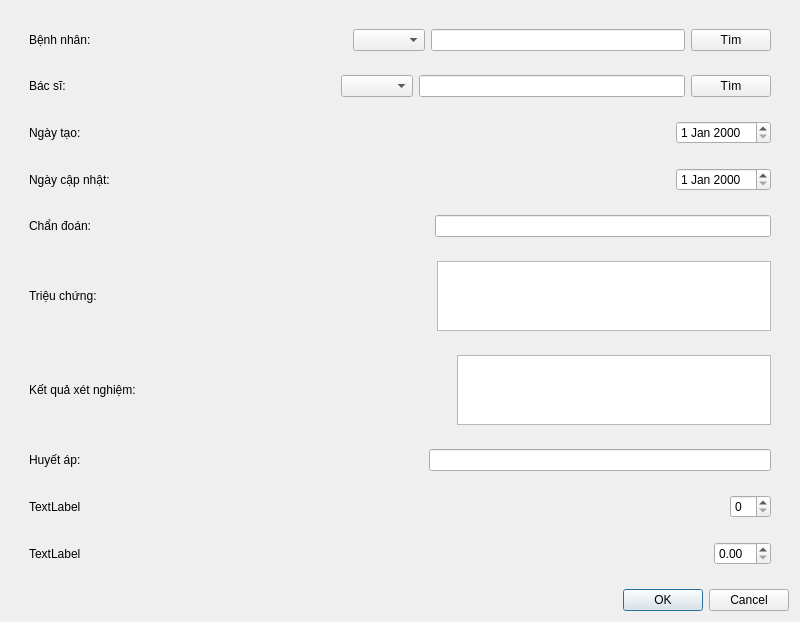
The window that gui/addeditmedicalrecorddialog.ui (VanBao6002/PBL2_Appointment_Scheduling_System) describes before a commit, drawn with Qt 5.
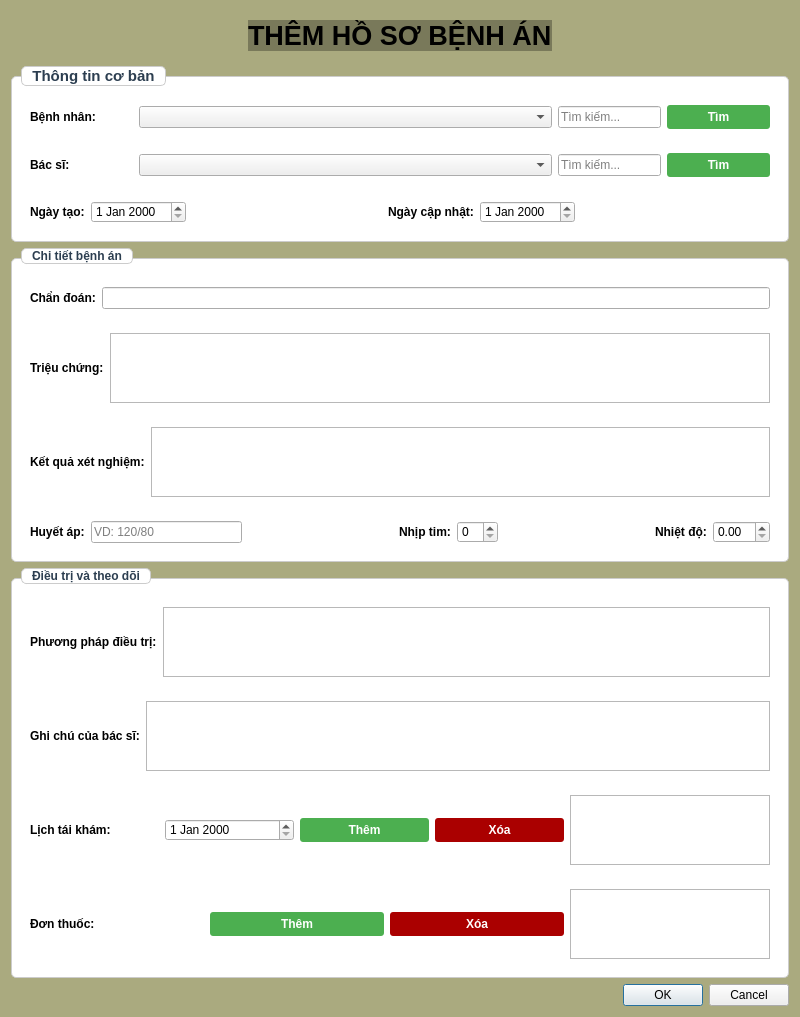
The same window after the commit.

Commit message: medical records almost done

Diff of the .ui file:
```diff
--- a/gui/addeditmedicalrecorddialog.ui
+++ b/gui/addeditmedicalrecorddialog.ui
@@ -7,23 +7,147 @@
     <x>0</x>
     <y>0</y>
     <width>800</width>
-    <height>600</height>
+    <height>963</height>
    </rect>
   </property>
+  <property name="focusPolicy">
+   <enum>Qt::FocusPolicy::TabFocus</enum>
+  </property>
   <property name="windowTitle">
-   <string>Dialog</string>
+   <string>Hồ Sơ Bệnh Án</string>
   </property>
-  <layout class="QVBoxLayout" name="verticalLayout_3">
+  <property name="styleSheet">
+   <string notr="true">QDialog {
+    background-color: #aaaa7f;
+}
+QLabel {
+    color: black;
+    background-color: transparent;
+    border: none;
+    font-weight: bold;
+}
+QGroupBox {
+    font-weight: bold;
+    border: 1px solid #CCCCCC;
+    border-radius: 5px;
+    margin-top: 10px;
+    padding-top: 10px;
+}
+QGroupBox::title {
+    subcontrol-origin: margin;
+    left: 10px;
+    padding: 0 5px 0 5px;
+}</string>
+  </property>
+  <layout class="QVBoxLayout" name="verticalLayout_3" stretch="0,0,0,0,0">
    <item>
-    <widget class="QStackedWidget" name="stackedWidget">
-     <property name="currentIndex">
-      <number>0</number>
+    <widget class="QWidget" name="widgetTitleBar" native="true">
+     <property name="styleSheet">
+      <string notr="true">background-color: rgb(170, 170, 127);</string>
      </property>
-     <widget class="QWidget" name="page_addInformation_Result">
-      <layout class="QVBoxLayout" name="verticalLayout">
+     <layout class="QHBoxLayout" name="horizontalLayout_4">
+      <item>
+       <spacer name="horizontalSpacer">
+        <property name="orientation">
+         <enum>Qt::Orientation::Horizontal</enum>
+        </property>
+        <property name="sizeHint" stdset="0">
+         <size>
+          <width>225</width>
+          <height>20</height>
+         </size>
+        </property>
+       </spacer>
+      </item>
+      <item>
+       <widget class="QLabel" name="label_15">
+        <property name="font">
+         <font>
+          <family>Segoe UI</family>
+          <pointsize>20</pointsize>
+          <italic>false</italic>
+          <bold>true</bold>
+         </font>
+        </property>
+        <property name="styleSheet">
+         <string notr="true">font: 700 20pt &quot;Segoe UI&quot;; 
+background-color: rgb(121, 121, 90);</string>
+        </property>
+        <property name="text">
+         <string>THÊM HỒ SƠ BỆNH ÁN</string>
+        </property>
+       </widget>
+      </item>
+      <item>
+       <spacer name="horizontalSpacer_2">
+        <property name="orientation">
+         <enum>Qt::Orientation::Horizontal</enum>
+        </property>
+        <property name="sizeHint" stdset="0">
+         <size>
+          <width>225</width>
+          <height>20</height>
+         </size>
+        </property>
+       </spacer>
+      </item>
+     </layout>
+    </widget>
+   </item>
+   <item>
+    <widget class="QGroupBox" name="groupBoxBasicInfo">
+     <property name="font">
+      <font>
+       <family>Arial</family>
+       <pointsize>11</pointsize>
+       <italic>false</italic>
+       <bold>true</bold>
+      </font>
+     </property>
+     <property name="styleSheet">
+      <string notr="true">QGroupBox {
+    font: bold 11pt &quot;Arial&quot;;
+    color: #2C3E50;
+    border: 1px solid #CCCCCC;
+    border-radius: 5px;
+    margin-top: 10px;
+    padding-top: 10px;
+    background-color: white;
+}
+
+QGroupBox::title {
+    subcontrol-origin: margin;
+    subcontrol-position: top left;
+    border: 1px solid #CCCCCC;
+    border-radius: 5px;
+    left: 10px;
+    padding: 0 8px 0 8px;
+    background-color: white;
+}
+QPushButton {
+    background-color: #4CAF50;
+    color: white;
+    border: none;
+    padding: 5px 15px;
+    border-radius: 3px;
+    font-weight: bold;
+}
+
+QPushButton:hover {
+    background-color: #45A049;
+}
+
+QPushButton:pressed {
+    background-color: #3D8B40;
+}</string>
+     </property>
+     <property name="title">
+      <string>Thông tin cơ bản</string>
+     </property>
+     <layout class="QVBoxLayout" name="verticalLayout_4">
        <item>
         <widget class="QWidget" name="widget" native="true">
-         <layout class="QHBoxLayout" name="horizontalLayout">
+        <layout class="QHBoxLayout" name="horizontalLayout" stretch="1,4,1,1">
           <item>
            <widget class="QLabel" name="label">
             <property name="text">
@@ -31,24 +155,15 @@
             </property>
            </widget>
           </item>
-          <item>
-           <spacer name="horizontalSpacer">
-            <property name="orientation">
-             <enum>Qt::Orientation::Horizontal</enum>
-            </property>
-            <property name="sizeHint" stdset="0">
-             <size>
-              <width>256</width>
-              <height>20</height>
-             </size>
-            </property>
-           </spacer>
-          </item>
           <item>
            <widget class="QComboBox" name="cmbPatient"/>
           </item>
           <item>
-           <widget class="QLineEdit" name="txtSearchPatient"/>
+          <widget class="QLineEdit" name="txtSearchPatient">
+           <property name="placeholderText">
+            <string>Tìm kiếm...</string>
+           </property>
+          </widget>
           </item>
           <item>
            <widget class="QPushButton" name="btnSearchPatient">
@@ -62,7 +177,7 @@
        </item>
        <item>
         <widget class="QWidget" name="widget_2" native="true">
-         <layout class="QHBoxLayout" name="horizontalLayout_2">
+        <layout class="QHBoxLayout" name="horizontalLayout_2" stretch="1,4,1,1">
           <item>
            <widget class="QLabel" name="label_2">
             <property name="text">
@@ -70,24 +185,15 @@
             </property>
            </widget>
           </item>
-          <item>
-           <spacer name="horizontalSpacer_2">
-            <property name="orientation">
-             <enum>Qt::Orientation::Horizontal</enum>
-            </property>
-            <property name="sizeHint" stdset="0">
-             <size>
-              <width>269</width>
-              <height>20</height>
-             </size>
-            </property>
-           </spacer>
-          </item>
           <item>
            <widget class="QComboBox" name="cmbDoctor"/>
           </item>
           <item>
-           <widget class="QLineEdit" name="txtSearchDoctor"/>
+          <widget class="QLineEdit" name="txtSearchDoctor">
+           <property name="placeholderText">
+            <string>Tìm kiếm...</string>
+           </property>
+          </widget>
           </item>
           <item>
            <widget class="QPushButton" name="btnSearchDoctor">
@@ -109,28 +215,22 @@
             </property>
            </widget>
           </item>
-          <item>
-           <spacer name="horizontalSpacer_3">
-            <property name="orientation">
-             <enum>Qt::Orientation::Horizontal</enum>
-            </property>
-            <property name="sizeHint" stdset="0">
-             <size>
-              <width>594</width>
-              <height>20</height>
-             </size>
-            </property>
-           </spacer>
-          </item>
           <item>
            <widget class="QDateEdit" name="dateCreation"/>
           </item>
-         </layout>
-        </widget>
-       </item>
        <item>
-        <widget class="QWidget" name="widget_4" native="true">
-         <layout class="QHBoxLayout" name="horizontalLayout_4">
+          <spacer name="horizontalSpacer_3">
+           <property name="orientation">
+            <enum>Qt::Orientation::Horizontal</enum>
+           </property>
+           <property name="sizeHint" stdset="0">
+            <size>
+             <width>40</width>
+             <height>20</height>
+            </size>
+           </property>
+          </spacer>
+         </item>
           <item>
            <widget class="QLabel" name="label_3">
             <property name="text">
@@ -138,25 +238,71 @@
             </property>
            </widget>
           </item>
-          <item>
-           <spacer name="horizontalSpacer_4">
-            <property name="orientation">
-             <enum>Qt::Orientation::Horizontal</enum>
-            </property>
-            <property name="sizeHint" stdset="0">
-             <size>
-              <width>565</width>
-              <height>20</height>
-             </size>
-            </property>
-           </spacer>
-          </item>
           <item>
            <widget class="QDateEdit" name="dateLastUpdated"/>
           </item>
+         <item>
+          <spacer name="horizontalSpacer_4">
+           <property name="orientation">
+            <enum>Qt::Orientation::Horizontal</enum>
+           </property>
+           <property name="sizeHint" stdset="0">
+            <size>
+             <width>40</width>
+             <height>20</height>
+            </size>
+           </property>
+          </spacer>
+         </item>
          </layout>
         </widget>
        </item>
+     </layout>
+    </widget>
+   </item>
+   <item>
+    <widget class="QGroupBox" name="groupBoxMedicalDetails">
+     <property name="styleSheet">
+      <string notr="true">QGroupBox {
+    font: bold 11pt &quot;Arial&quot;;
+    color: #2C3E50;
+    border: 1px solid #CCCCCC;
+    border-radius: 5px;
+    margin-top: 10px;
+    padding-top: 10px;
+    background-color: white;
+}
+
+QGroupBox::title {
+    subcontrol-origin: margin;
+    subcontrol-position: top left;
+    border: 1px solid #CCCCCC;
+    border-radius: 5px;
+    left: 10px;
+    padding: 0 8px 0 8px;
+    background-color: white;
+}
+QPushButton {
+    background-color: #4CAF50;
+    color: white;
+    border: none;
+    padding: 5px 15px;
+    border-radius: 3px;
+    font-weight: bold;
+}
+
+QPushButton:hover {
+    background-color: #45A049;
+}
+
+QPushButton:pressed {
+    background-color: #3D8B40;
+}</string>
+     </property>
+     <property name="title">
+      <string>Chi tiết bệnh án</string>
+     </property>
+     <layout class="QVBoxLayout" name="verticalLayout">
        <item>
         <widget class="QWidget" name="widget_5" native="true">
          <layout class="QHBoxLayout" name="horizontalLayout_5">
@@ -167,19 +313,6 @@
             </property>
            </widget>
           </item>
-          <item>
-           <spacer name="horizontalSpacer_6">
-            <property name="orientation">
-             <enum>Qt::Orientation::Horizontal</enum>
-            </property>
-            <property name="sizeHint" stdset="0">
-             <size>
-              <width>334</width>
-              <height>20</height>
-             </size>
-            </property>
-           </spacer>
-          </item>
           <item>
            <widget class="QLineEdit" name="txtDiagnosis"/>
           </item>
@@ -196,19 +329,6 @@
             </property>
            </widget>
           </item>
-          <item>
-           <spacer name="horizontalSpacer_7">
-            <property name="orientation">
-             <enum>Qt::Orientation::Horizontal</enum>
-            </property>
-            <property name="sizeHint" stdset="0">
-             <size>
-              <width>40</width>
-              <height>20</height>
-             </size>
-            </property>
-           </spacer>
-          </item>
           <item>
            <widget class="QTextEdit" name="txtSymptoms"/>
           </item>
@@ -225,19 +345,6 @@
             </property>
            </widget>
           </item>
-          <item>
-           <spacer name="horizontalSpacer_13">
-            <property name="orientation">
-             <enum>Qt::Orientation::Horizontal</enum>
-            </property>
-            <property name="sizeHint" stdset="0">
-             <size>
-              <width>312</width>
-              <height>20</height>
-             </size>
-            </property>
-           </spacer>
-          </item>
           <item>
            <widget class="QTextEdit" name="txtTestResults"/>
           </item>
@@ -245,8 +352,8 @@
         </widget>
        </item>
        <item>
-        <widget class="QWidget" name="widget_6" native="true">
-         <layout class="QHBoxLayout" name="horizontalLayout_8">
+       <widget class="QWidget" name="widget_vitals" native="true">
+        <layout class="QHBoxLayout" name="horizontalLayout_vitals">
           <item>
            <widget class="QLabel" name="label_8">
             <property name="text">
@@ -255,76 +362,55 @@
            </widget>
           </item>
           <item>
-           <spacer name="horizontalSpacer_8">
+          <widget class="QLineEdit" name="txtBloodPressure">
+           <property name="placeholderText">
+            <string>VD: 120/80</string>
+           </property>
+          </widget>
+         </item>
+         <item>
+          <spacer name="horizontalSpacer_vitals1">
             <property name="orientation">
              <enum>Qt::Orientation::Horizontal</enum>
             </property>
             <property name="sizeHint" stdset="0">
              <size>
-              <width>339</width>
+             <width>20</width>
               <height>20</height>
              </size>
             </property>
            </spacer>
           </item>
-          <item>
-           <widget class="QLineEdit" name="txtBloodPressure"/>
-          </item>
-         </layout>
-        </widget>
-       </item>
-       <item>
-        <widget class="QWidget" name="widget_10" native="true">
-         <layout class="QHBoxLayout" name="horizontalLayout_9">
           <item>
            <widget class="QLabel" name="label_9">
             <property name="text">
-             <string>TextLabel</string>
+            <string>Nhịp tim:</string>
             </property>
            </widget>
           </item>
-          <item>
-           <spacer name="horizontalSpacer_10">
-            <property name="orientation">
-             <enum>Qt::Orientation::Horizontal</enum>
-            </property>
-            <property name="sizeHint" stdset="0">
-             <size>
-              <width>40</width>
-              <height>20</height>
-             </size>
-            </property>
-           </spacer>
-          </item>
           <item>
            <widget class="QSpinBox" name="spinHeartRate"/>
           </item>
-         </layout>
-        </widget>
-       </item>
        <item>
-        <widget class="QWidget" name="widget_9" native="true">
-         <layout class="QHBoxLayout" name="horizontalLayout_10">
+          <spacer name="horizontalSpacer_vitals2">
+           <property name="orientation">
+            <enum>Qt::Orientation::Horizontal</enum>
+           </property>
+           <property name="sizeHint" stdset="0">
+            <size>
+             <width>20</width>
+             <height>20</height>
+            </size>
+           </property>
+          </spacer>
+         </item>
           <item>
            <widget class="QLabel" name="label_10">
             <property name="text">
-             <string>TextLabel</string>
+            <string>Nhiệt độ:</string>
             </property>
            </widget>
           </item>
-          <item>
-           <spacer name="horizontalSpacer_9">
-            <property name="orientation">
-             <enum>Qt::Orientation::Horizontal</enum>
-            </property>
-            <property name="sizeHint" stdset="0">
-             <size>
-              <width>628</width>
-              <height>20</height>
-             </size>
-            </property>
-           </spacer>
-          </item>
           <item>
            <widget class="QDoubleSpinBox" name="spinBodyTemp"/>
           </item>
@@ -333,7 +419,49 @@
        </item>
       </layout>
      </widget>
-     <widget class="QWidget" name="page_addTreatment_Note_Prescriptions">
+   </item>
+   <item>
+    <widget class="QGroupBox" name="groupBoxTreatment">
+     <property name="styleSheet">
+      <string notr="true">QGroupBox {
+    font: bold 11pt &quot;Arial&quot;;
+    color: #2C3E50;
+    border: 1px solid #CCCCCC;
+    border-radius: 5px;
+    margin-top: 10px;
+    padding-top: 10px;
+    background-color: white;
+}
+
+QGroupBox::title {
+    subcontrol-origin: margin;
+    subcontrol-position: top left;
+    border: 1px solid #CCCCCC;
+    border-radius: 5px;
+    left: 10px;
+    padding: 0 8px 0 8px;
+    background-color: white;
+}
+QPushButton {
+    background-color: #4CAF50;
+    color: white;
+    border: none;
+    padding: 5px 15px;
+    border-radius: 3px;
+    font-weight: bold;
+}
+
+QPushButton:hover {
+    background-color: #45A049;
+}
+
+QPushButton:pressed {
+    background-color: #3D8B40;
+}</string>
+     </property>
+     <property name="title">
+      <string>Điều trị và theo dõi</string>
+     </property>
       <layout class="QVBoxLayout" name="verticalLayout_2">
        <item>
         <widget class="QWidget" name="widget_12" native="true">
@@ -345,19 +473,6 @@
             </property>
            </widget>
           </item>
-          <item>
-           <spacer name="horizontalSpacer_12">
-            <property name="orientation">
-             <enum>Qt::Orientation::Horizontal</enum>
-            </property>
-            <property name="sizeHint" stdset="0">
-             <size>
-              <width>307</width>
-              <height>20</height>
-             </size>
-            </property>
-           </spacer>
-          </item>
           <item>
            <widget class="QTextEdit" name="txtTreatment"/>
           </item>
@@ -374,19 +489,6 @@
             </property>
            </widget>
           </item>
-          <item>
-           <spacer name="horizontalSpacer_11">
-            <property name="orientation">
-             <enum>Qt::Orientation::Horizontal</enum>
-            </property>
-            <property name="sizeHint" stdset="0">
-             <size>
-              <width>324</width>
-              <height>17</height>
-             </size>
-            </property>
-           </spacer>
-          </item>
           <item>
            <widget class="QTextEdit" name="txtDoctorNotes"/>
           </item>
@@ -403,19 +505,6 @@
             </property>
            </widget>
           </item>
-          <item>
-           <spacer name="horizontalSpacer_5">
-            <property name="orientation">
-             <enum>Qt::Orientation::Horizontal</enum>
-            </property>
-            <property name="sizeHint" stdset="0">
-             <size>
-              <width>137</width>
-              <height>20</height>
-             </size>
-            </property>
-           </spacer>
-          </item>
           <item>
            <widget class="QDateEdit" name="dateFollowUp"/>
           </item>
@@ -428,13 +517,38 @@
           </item>
           <item>
            <widget class="QPushButton" name="btnRemoveFollowUp">
+           <property name="styleSheet">
+            <string notr="true">QPushButton {
+    background-color: #aa0000;
+    color: white;
+    border: none;
+    padding: 5px 15px;
+    border-radius: 3px;
+    font-weight: bold;
+}
+
+QPushButton:hover {
+    background-color: #e80000;
+}
+
+QPushButton:pressed {
+    background-color: #e80000;
+}</string>
+           </property>
             <property name="text">
              <string>Xóa</string>
             </property>
            </widget>
           </item>
           <item>
-           <widget class="QListWidget" name="listFollowUp"/>
+          <widget class="QListWidget" name="listFollowUp">
+           <property name="maximumSize">
+            <size>
+             <width>200</width>
+             <height>16777215</height>
+            </size>
+           </property>
+          </widget>
           </item>
          </layout>
         </widget>
@@ -449,19 +563,6 @@
             </property>
            </widget>
           </item>
-          <item>
-           <spacer name="horizontalSpacer_14">
-            <property name="orientation">
-             <enum>Qt::Orientation::Horizontal</enum>
-            </property>
-            <property name="sizeHint" stdset="0">
-             <size>
-              <width>244</width>
-              <height>20</height>
-             </size>
-            </property>
-           </spacer>
-          </item>
           <item>
            <widget class="QPushButton" name="btnAddPrescription">
             <property name="text">
@@ -471,19 +572,43 @@
           </item>
           <item>
            <widget class="QPushButton" name="btnRemovePrescription">
+           <property name="styleSheet">
+            <string notr="true">QPushButton {
+    background-color: #aa0000;
+    color: white;
+    border: none;
+    padding: 5px 15px;
+    border-radius: 3px;
+    font-weight: bold;
+}
+
+QPushButton:hover {
+    background-color: #e80000;
+}
+
+QPushButton:pressed {
+    background-color: #e80000;
+}</string>
+           </property>
             <property name="text">
              <string>Xóa</string>
             </property>
            </widget>
           </item>
           <item>
-           <widget class="QListWidget" name="listPrescriptions"/>
+          <widget class="QListWidget" name="listPrescriptions">
+           <property name="maximumSize">
+            <size>
+             <width>200</width>
+             <height>16777215</height>
+            </size>
+           </property>
+          </widget>
           </item>
          </layout>
         </widget>
        </item>
       </layout>
-     </widget>
     </widget>
    </item>
    <item>
```
Left out of the diff: 35 changed lines with no effect on the pictures. Lines whose indentation alone changed are shown as unchanged. The commit also changes 12 other files.
